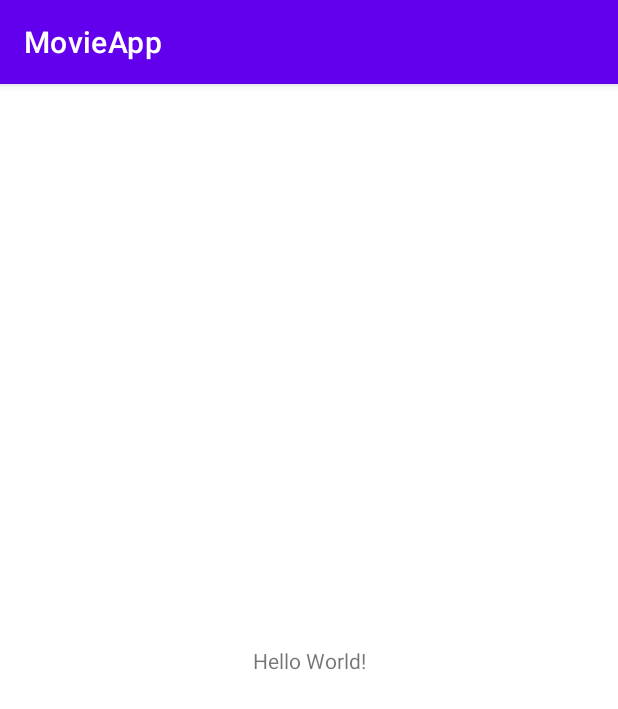
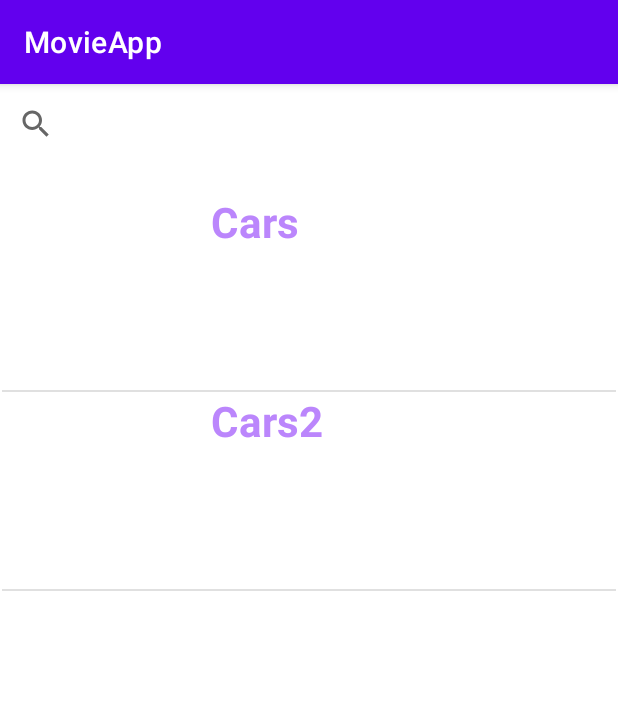
Before and after one commit to FranciscoA5/MovieApp, an Android app: the screen it shows after launch (MainActivity), on a phone screen of 412 x 824 dp. Shown: the top 709 px of the screen. Run offline under Robolectric (Android 15) with nearby library versions, the phone set to English and light mode, and no system bars.

```diff
--- a/app/src/main/java/ipca/budget/movieapp/BackEnd.kt
+++ b/app/src/main/java/ipca/budget/movieapp/BackEnd.kt
@@ -7,25 +7,25 @@ import okhttp3.Request
 import okhttp3.OkHttpClient
 
 object BackEnd {
-    private val client = OkHttpClient()
-
-    fun requestMovieAPI(scope: CoroutineScope){
-        scope.launch (Dispatchers.IO){
-            val request = Request.Builder()
-                .url("https://utelly-tv-shows-and-movies-availability-v1.p.rapidapi.com/lookup?term=bojack&country=uk")
-                .get()
-                .addHeader("X-RapidAPI-Key", "d00f3fb5edmsh16e0248d8afd00bp1f940ajsn4aec02b20ad7")
-                .addHeader(
-                    "X-RapidAPI-Host",
-                    "utelly-tv-shows-and-movies-availability-v1.p.rapidapi.com"
-                )
-                .build()
-
-            val response = client.newCall(request).execute().use {
-                println("ola")
-                println(it.body!!.string())
-            }
-        }
-    }
+//    private val client = OkHttpClient()
+//
+//    fun requestMovieAPI(scope: CoroutineScope) {
+//        scope.launch(Dispatchers.IO) {
+//            val request = Request.Builder()
+//                .url("https://utelly-tv-shows-and-movies-availability-v1.p.rapidapi.com/lookup?term=bojack&country=uk")
+//                .get()
+//                .addHeader("X-RapidAPI-Key", "d00f3fb5edmsh16e0248d8afd00bp1f940ajsn4aec02b20ad7")
+//                .addHeader(
+//                    "X-RapidAPI-Host",
+//                    "utelly-tv-shows-and-movies-availability-v1.p.rapidapi.com"
+//                )
+//                .build()
+//
+//            val response = client.newCall(request).execute().use {
+//                println("ola")
+//                println(it.body!!.string())
+//            }
+//        }
+//    }
 
 }
--- a/app/src/main/java/ipca/budget/movieapp/MainActivity.kt
+++ b/app/src/main/java/ipca/budget/movieapp/MainActivity.kt
@@ -1,17 +1,79 @@
 package ipca.budget.movieapp
 
+import android.content.Intent
 import androidx.appcompat.app.AppCompatActivity
 import android.os.Bundle
+import android.util.Log
+import android.view.View
+import android.view.ViewGroup
+import android.widget.BaseAdapter
+import android.widget.ImageView
+import android.widget.ListView
+import android.widget.TextView
 import androidx.lifecycle.lifecycleScope
 
 class MainActivity : AppCompatActivity() {
 
+    var movies = arrayListOf<MovieandSeries>()
+    val adapter = MovieAdapter()
 
     override fun onCreate(savedInstanceState: Bundle?) {
         super.onCreate(savedInstanceState)
         setContentView(R.layout.activity_main)
+        val movie1 = MovieandSeries()
+        val movie2 = MovieandSeries()
+        movie1.title = "Cars"
+        movie2.title = "Cars2"
+        movies.add(movie1)
+        movies.add(movie2)
 
-        BackEnd.requestMovieAPI(lifecycleScope)
+        findViewById<ListView>(R.id.MovieList).adapter = adapter
+        //BackEnd.requestMovieAPI(lifecycleScope)
     }
 
+
+    inner class MovieAdapter : BaseAdapter() {
+        override fun getCount(): Int {
+            return movies.size
+        }
+
+        override fun getItem(position: Int): Any {
+            return movies[position]
+        }
+
+        override fun getItemId(position: Int): Long {
+            return 0
+        }
+
+        override fun getView(position: Int, view: View?, p2: ViewGroup?): View {
+            val rootView = layoutInflater.inflate(R.layout.row_moviesandseries,p2,false)
+
+            val textViewMovieTitle = rootView.findViewById<TextView>(R.id.MovieTitle)
+            val imageViewMovieImage = rootView.findViewById<ImageView>(R.id.MovieImage)
+
+            textViewMovieTitle.text = movies[position].title
+            //imageViewMovieImage.text = movies[position].title
+
+//            articles[position].urlToImage?.let {
+//                Backend.fetchImage(lifecycleScope, it){ bitmap ->
+//                    imageViewArticleImage.setImageBitmap(bitmap)
+//                }
+//            }
+
+//            rootView.setOnClickListener {
+//                Log.d("MainActivity", articles[position].title?:"" )
+//                //val intent = Intent(this@MainActivity, ArticleDetailActivity::class.java)
+//                //intent.putExtra("title", articles[position].title)
+//                //intent.putExtra("body", articles[position].content)
+//
+//                val intent = Intent(this@MainActivity, ArticleWebDetailActivity::class.java)
+//                intent.putExtra(EXTRA_ARTICLE_STRING, articles[position].toJSON().toString() )
+//                startActivity(intent)
+//
+//            }
+
+
+            return rootView
+        }
+    }
 }
--- a/app/src/main/java/ipca/budget/movieapp/Movie.kt
+++ /dev/null
@@ -1,4 +0,0 @@
-package ipca.budget.movieapp
-
-class Movie {
-}
--- /dev/null
+++ b/app/src/main/java/ipca/budget/movieapp/MovieandSeries.kt
@@ -0,0 +1,8 @@
+package ipca.budget.movieapp
+
+class MovieandSeries {
+    var title       : String? = null
+//    var url         : String? = null
+//    var content     : String? = null
+//    var urlToImage  : String? = null
+}
--- a/app/src/main/res/layout/activity_main.xml
+++ b/app/src/main/res/layout/activity_main.xml
@@ -6,13 +6,28 @@
     android:layout_height="match_parent"
     tools:context=".MainActivity">
 
-    <TextView
-        android:layout_width="wrap_content"
-        android:layout_height="wrap_content"
-        android:text="Hello World!"
+    <SearchView
+        android:id="@+id/searchview"
+        android:layout_width="400dp"
+        android:layout_height="53dp"
+        app:layout_constraintBottom_toBottomOf="parent"
+        app:layout_constraintEnd_toEndOf="parent"
+        app:layout_constraintHorizontal_bias="0.0"
+        app:layout_constraintStart_toStartOf="parent"
+        app:layout_constraintTop_toTopOf="parent"
+        app:layout_constraintVertical_bias="0.0" />
+
+    <ListView
+        android:id="@+id/MovieList"
+        android:layout_width="409dp"
+        android:layout_height="676dp"
+        android:layout_marginStart="1dp"
+        android:layout_marginTop="1dp"
+        android:layout_marginEnd="1dp"
+        android:layout_marginBottom="1dp"
         app:layout_constraintBottom_toBottomOf="parent"
         app:layout_constraintEnd_toEndOf="parent"
         app:layout_constraintStart_toStartOf="parent"
-        app:layout_constraintTop_toTopOf="parent" />
+        app:layout_constraintTop_toBottomOf="@+id/searchview" />
 
 </androidx.constraintlayout.widget.ConstraintLayout>
--- /dev/null
+++ b/app/src/main/res/layout/row_moviesandseries.xml
@@ -0,0 +1,34 @@
+<?xml version="1.0" encoding="utf-8"?>
+<androidx.constraintlayout.widget.ConstraintLayout xmlns:android="http://schemas.android.com/apk/res/android"
+    xmlns:app="http://schemas.android.com/apk/res-auto"
+    xmlns:tools="http://schemas.android.com/tools"
+    android:layout_width="match_parent"
+    android:layout_height="wrap_content">
+
+    <ImageView
+        android:id="@+id/MovieImage"
+        android:layout_width="131dp"
+        android:layout_height="121dp"
+        android:layout_marginEnd="8dp"
+        app:layout_constraintBottom_toBottomOf="parent"
+        app:layout_constraintEnd_toStartOf="@+id/MovieTitle"
+        app:layout_constraintStart_toStartOf="parent"
+        app:layout_constraintTop_toTopOf="parent"
+        tools:srcCompat="@drawable/ic_launcher_background" />
+
+    <TextView
+        android:id="@+id/MovieTitle"
+        android:layout_width="275dp"
+        android:layout_height="131dp"
+        android:layout_marginStart="8dp"
+        android:text="Title"
+        android:textAlignment="viewStart"
+        android:textColor="@color/purple_200"
+        android:textSize="28sp"
+        android:textStyle="bold"
+        app:layout_constraintBottom_toBottomOf="parent"
+        app:layout_constraintStart_toEndOf="@+id/MovieImage"
+        app:layout_constraintTop_toTopOf="parent"
+        app:layout_constraintVertical_bias="0.0" />
+
+</androidx.constraintlayout.widget.ConstraintLayout>
```
